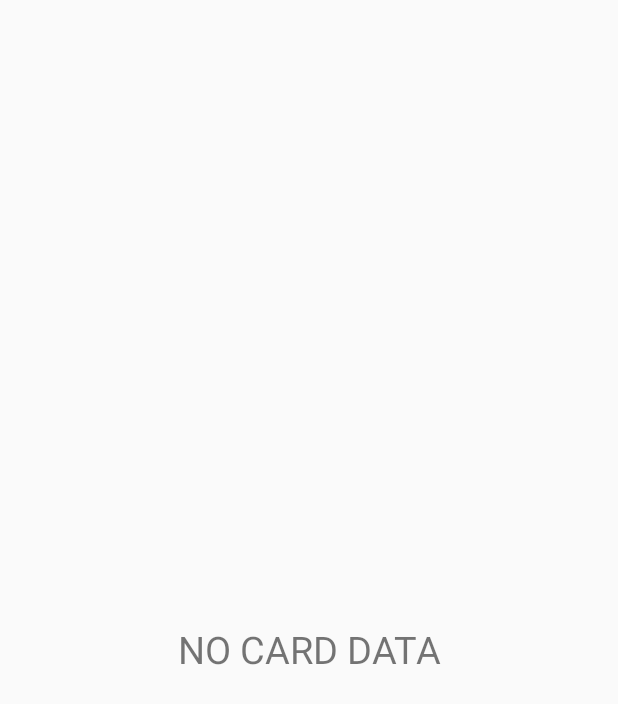
After one commit to EmreCan-Haciosmanoglu/CardsOfHearthstone, an Android app: the DetailActivity screen opened directly, with no data from a screen before it, on a phone screen of 412 x 824 dp. The commit adds this screen. Shown: the top 704 px of the screen. Run offline under Robolectric (Android 15) with nearby library versions, the phone set to English and light mode, and no system bars.

Commit message:
DetailActivity

```diff
--- /dev/null
+++ b/CardsOfHearthstone/app/src/main/java/cardsofhearthstone/cardsofhearthstone/DetailActivity.java
@@ -0,0 +1,45 @@
+package cardsofhearthstone.cardsofhearthstone;
+
+import android.content.Intent;
+import android.os.Bundle;
+import android.support.design.widget.FloatingActionButton;
+import android.support.design.widget.Snackbar;
+import android.support.v7.app.AppCompatActivity;
+import android.support.v7.widget.Toolbar;
+import android.view.View;
+import android.widget.ImageView;
+import android.widget.TextView;
+
+public class DetailActivity extends AppCompatActivity {
+
+    private TextView mDetailInfoView;
+    private ImageView mDetailImageView;
+
+    @Override
+    protected void onCreate(Bundle savedInstanceState) {
+
+        Intent intentThatStartedThisActivity;
+        String[]   forecastStr;
+
+        super.onCreate(savedInstanceState);
+        setContentView(R.layout.activity_detail);
+
+        mDetailInfoView     = (TextView) findViewById(R.id.tv_detail);
+        mDetailImageView    = (ImageView) findViewById(R.id.iv_detail);
+        intentThatStartedThisActivity = getIntent();
+
+        if (intentThatStartedThisActivity.hasExtra(Intent.EXTRA_TEXT)){
+
+            forecastStr = intentThatStartedThisActivity.getStringArrayExtra(Intent.EXTRA_TEXT);
+
+            mDetailInfoView.setText(forecastStr[0]);
+            if(forecastStr[1].equals("default.jpg"))
+            {
+                mDetailImageView.setImageResource(R.drawable.ic_launcher_background);
+            }
+        }
+        else{
+            mDetailInfoView.setText("NO CARD DATA");
+        }
+    }
+}
--- /dev/null
+++ b/CardsOfHearthstone/app/src/main/java/cardsofhearthstone/cardsofhearthstone/ListItemClickListener.java
@@ -0,0 +1,5 @@
+package cardsofhearthstone.cardsofhearthstone;
+
+public interface ListItemClickListener {
+    void onListItemClick (int clickedItemIndex);
+}
--- /dev/null
+++ b/CardsOfHearthstone/app/src/main/res/layout/activity_detail.xml
@@ -0,0 +1,32 @@
+<?xml version="1.0" encoding="utf-8"?>
+<android.support.constraint.ConstraintLayout xmlns:android="http://schemas.android.com/apk/res/android"
+    xmlns:app="http://schemas.android.com/apk/res-auto"
+    xmlns:tools="http://schemas.android.com/tools"
+    android:layout_width="match_parent"
+    android:layout_height="match_parent"
+    tools:context=".DetailActivity">
+
+    <ImageView
+        android:id="@+id/iv_detail"
+        android:layout_width="248dp"
+        android:layout_height="315dp"
+        android:layout_marginStart="8dp"
+        android:layout_marginTop="52dp"
+        android:layout_marginEnd="8dp"
+        app:layout_constraintEnd_toEndOf="parent"
+        app:layout_constraintStart_toStartOf="parent"
+        app:layout_constraintTop_toTopOf="parent" />
+
+    <TextView
+        android:id="@+id/tv_detail"
+        android:layout_width="wrap_content"
+        android:layout_height="wrap_content"
+        android:layout_marginStart="8dp"
+        android:layout_marginTop="48dp"
+        android:layout_marginEnd="8dp"
+        android:text="TextView"
+        android:textSize="25dp"
+        app:layout_constraintEnd_toEndOf="parent"
+        app:layout_constraintStart_toStartOf="parent"
+        app:layout_constraintTop_toBottomOf="@+id/iv_detail" />
+</android.support.constraint.ConstraintLayout>
--- a/CardsOfHearthstone/app/src/main/res/layout/content_main.xml
+++ b/CardsOfHearthstone/app/src/main/res/layout/content_main.xml
@@ -11,7 +11,7 @@
     <TextView
         android:layout_width="wrap_content"
         android:layout_height="wrap_content"
-        android:text="Hello World!"
+        android:text="Welcome to Cards Of Herathstone"
         app:layout_constraintBottom_toBottomOf="parent"
         app:layout_constraintLeft_toLeftOf="parent"
         app:layout_constraintRight_toRightOf="parent"
--- a/CardsOfHearthstone/app/src/main/res/values/strings.xml
+++ b/CardsOfHearthstone/app/src/main/res/values/strings.xml
@@ -75,4 +75,5 @@
     <string name="pref_ringtone_silent">Silent</string>
 
     <string name="pref_title_vibrate">Vibrate</string>
+    <string name="title_activity_detail">DetailActivity</string>
 </resources>
```
Also changed, not shown: CardsOfHearthstone/app/src/main/AndroidManifest.xml (+9 -6 lines), CardsOfHearthstone/app/src/main/java/cardsofhearthstone/cardsofhearthstone/MainActivity.java (+10 -2 lines), CardsOfHearthstone/app/src/main/java/cardsofhearthstone/cardsofhearthstone/RecyclerActivity.java (+17 -2 lines), CardsOfHearthstone/app/src/main/java/cardsofhearthstone/cardsofhearthstone/RecyclerViewAdapter.java (+15 -4 lines), CardsOfHearthstone/app/src/main/res/layout/activity_main.xml (+17 -4 lines), CardsOfHearthstone/app/src/main/res/layout/content_detail.xml (added, +11 -0 lines).
